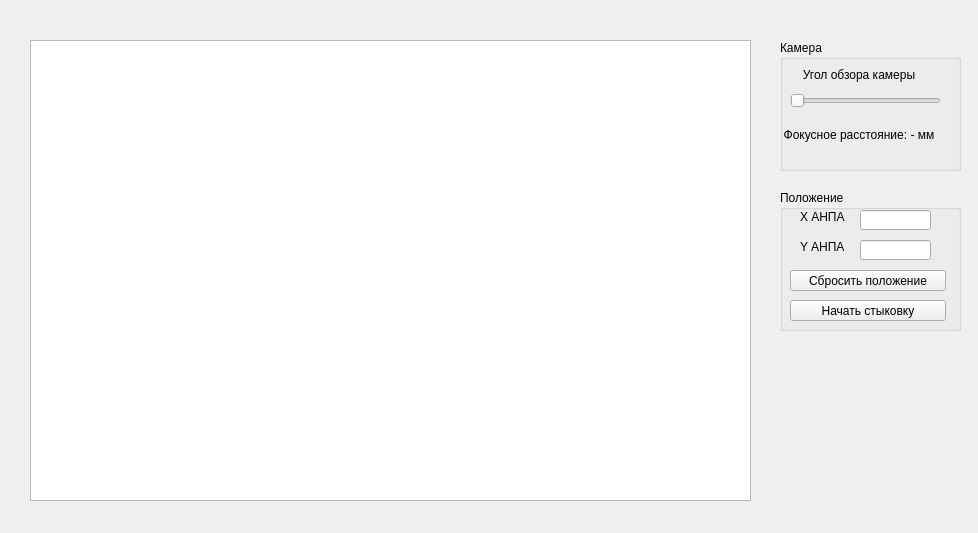
The window that docking/mainwindow.ui (edirab/Studying-Qt) describes before a commit, drawn with Qt 5.
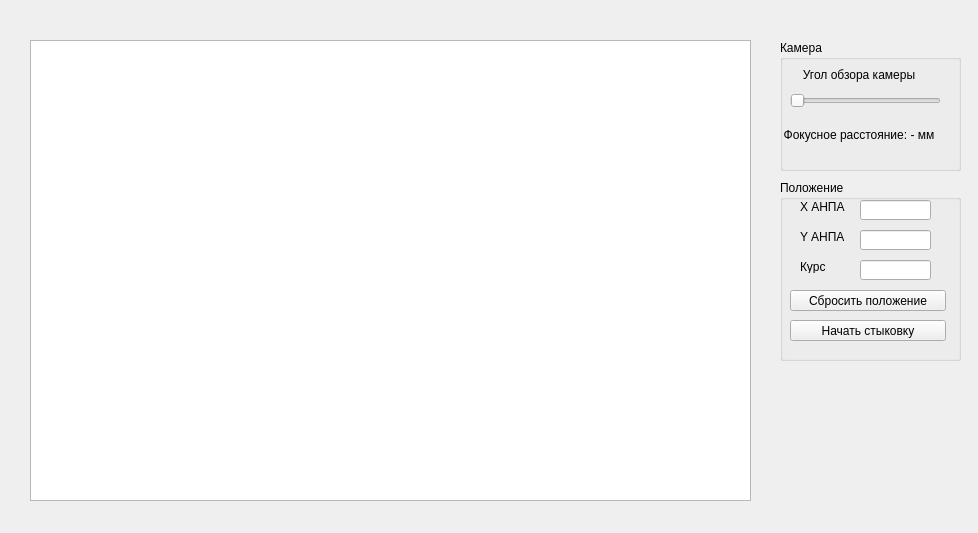
The same window after the commit.

Commit message: Переработана концепция управления WASD QE, налажено движение по курсу, сделано отображение пиксельных координат в форме

Patch:
```diff
--- a/docking/mainwindow.ui
+++ b/docking/mainwindow.ui
@@ -45,9 +45,9 @@
    <property name="geometry">
     <rect>
      <x>780</x>
-     <y>190</y>
+     <y>180</y>
      <width>181</width>
-     <height>141</height>
+     <height>181</height>
     </rect>
    </property>
    <property name="title">
@@ -57,7 +57,7 @@
     <property name="geometry">
      <rect>
       <x>10</x>
-      <y>110</y>
+      <y>140</y>
       <width>156</width>
       <height>21</height>
      </rect>
@@ -70,7 +70,7 @@
     <property name="geometry">
      <rect>
       <x>10</x>
-      <y>80</y>
+      <y>110</y>
       <width>156</width>
       <height>21</height>
      </rect>
@@ -131,6 +131,29 @@
      <string>Y АНПА</string>
     </property>
    </widget>
+   <widget class="QLineEdit" name="lineEdit_Yaw">
+    <property name="geometry">
+     <rect>
+      <x>80</x>
+      <y>80</y>
+      <width>71</width>
+      <height>20</height>
+     </rect>
+    </property>
+   </widget>
+   <widget class="QLabel" name="label_auvYaw">
+    <property name="geometry">
+     <rect>
+      <x>20</x>
+      <y>80</y>
+      <width>47</width>
+      <height>13</height>
+     </rect>
+    </property>
+    <property name="text">
+     <string>Курс</string>
+    </property>
+   </widget>
   </widget>
   <widget class="QGroupBox" name="groupBox_2">
    <property name="geometry">
```
Left out of the diff: 4 changed lines with no effect on the pictures. The commit also changes 4 other files.
